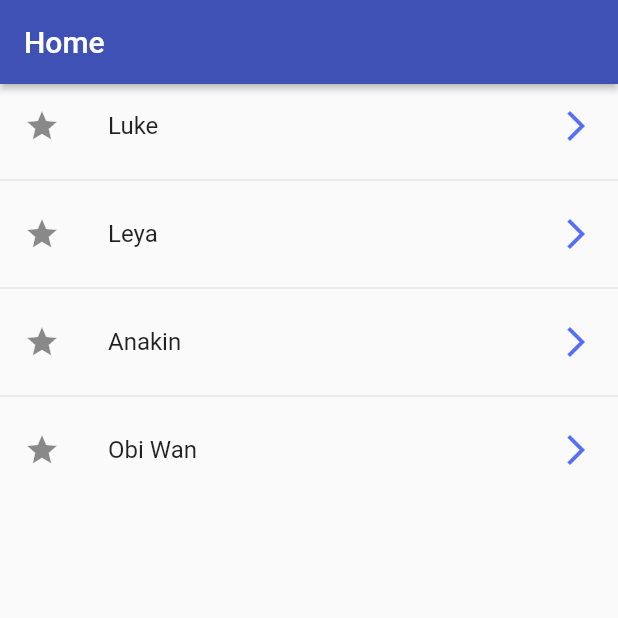
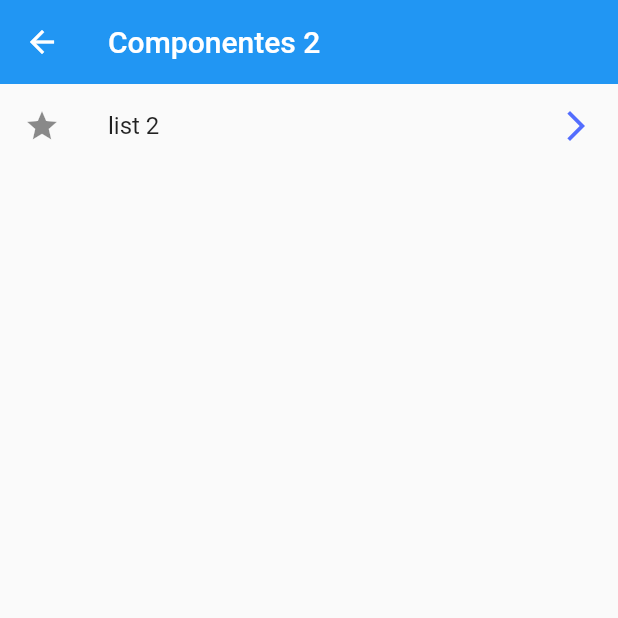
Before and after one commit to TecAbel/flutter-components, a Flutter app: the screen it shows after launch, after a tap on "Luke", on a phone screen of 412 x 824 dp, the top half of it. Run offline on Flutter 3.47's test engine with Material 2 defaults, Android fonts, the phone set to English and light mode, and no system bars.

Commit message:
feat(routes): added route
do not forget to add scaffold to every sigle new page widget

```diff
--- /dev/null
+++ b/lib/screens/listview_sc-2.dart
@@ -0,0 +1,47 @@
+import 'package:flutter/material.dart';
+
+class ListViewScreen2 extends StatelessWidget {
+  final optionList = const ['list 2'];
+  const ListViewScreen2({super.key});
+
+  @override
+  Widget build(BuildContext context) {
+    /* return ListView(
+      children: [
+        ...optionList
+            .map(
+              (opt) => ListTile(
+                leading: const Icon(Icons.star),
+                title: Text(opt),
+                trailing: const Icon(Icons.arrow_forward_ios_rounded),
+              ),
+            )
+            .toList()
+        // ListTile(
+        //   title: Text('Hola Mundo'),
+        // )
+      ],
+    ); */
+    return Scaffold(
+      appBar: AppBar(
+        title: const Text('Componentes 2'),
+        elevation: 0,
+      ),
+      body: Center(
+          child: ListView.separated(
+        itemBuilder: (_, index) => ListTile(
+            leading: const Icon(Icons.star),
+            title: Text(optionList[index]),
+            trailing: const Icon(
+              Icons.arrow_forward_ios_outlined,
+              color: Colors.indigoAccent,
+            ),
+            onTap: () {
+              print('tab en ${optionList[index]}');
+            }),
+        separatorBuilder: ((_, __) => const Divider()),
+        itemCount: optionList.length,
+      )),
+    );
+  }
+}
--- a/lib/screens/listview_sc.dart
+++ b/lib/screens/listview_sc.dart
@@ -1,3 +1,4 @@
+import 'package:components/screens/listview_sc-2.dart';
 import 'package:flutter/material.dart';
 
 class ListViewScreen extends StatelessWidget {
@@ -30,9 +31,13 @@ class ListViewScreen extends StatelessWidget {
           Icons.arrow_forward_ios_outlined,
           color: Colors.indigoAccent,
         ),
-        onTap: () => print('tab en ' + optionList[index]),
+        onTap: () {
+          final routeSelected =
+              MaterialPageRoute(builder: (context) => const ListViewScreen2());
+          Navigator.push(context, routeSelected);
+        },
       ),
-      separatorBuilder: ((_, __) => const Divider()),
+      separatorBuilder: (_, __) => const Divider(),
       itemCount: optionList.length,
     );
   }
--- a/lib/screens/screens_index.dart
+++ b/lib/screens/screens_index.dart
@@ -1,2 +1,3 @@
+export 'package:components/screens/listview_sc-2.dart';
 export 'package:components/screens/home_screen.dart';
 export 'package:components/screens/listview_sc.dart';
```
